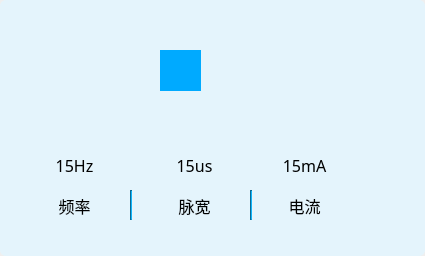
Old version of the form Src/CustomWidget/musclebutton.ui in the repository xiaosongzhi/LowUpLimp.
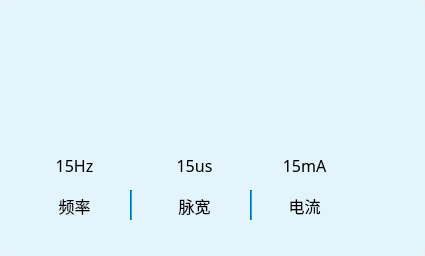
New version of the form.

Diff of the .ui file:
```diff
--- a/Src/CustomWidget/musclebutton.ui
+++ b/Src/CustomWidget/musclebutton.ui
@@ -244,14 +244,14 @@
    <widget class="QLabel" name="connectState_Label">
     <property name="geometry">
      <rect>
-      <x>160</x>
-      <y>50</y>
+      <x>159</x>
+      <y>43</y>
       <width>41</width>
       <height>41</height>
      </rect>
     </property>
     <property name="styleSheet">
-     <string notr="true">background-color: rgb(0, 170, 255);</string>
+     <string notr="true"/>
     </property>
     <property name="text">
      <string/>
```
Left out of the diff: 3 changed lines with no effect on the pictures.
